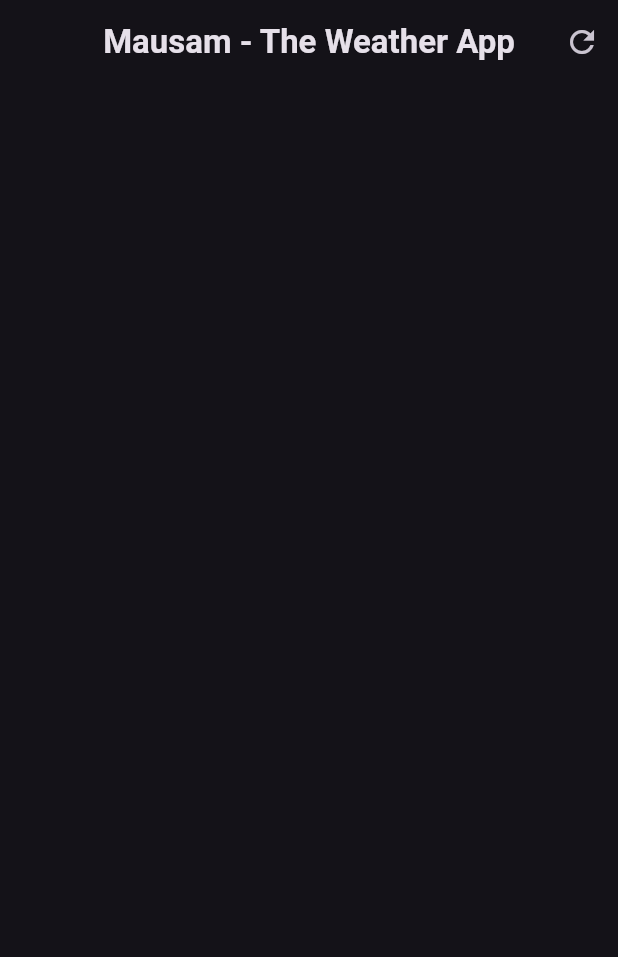
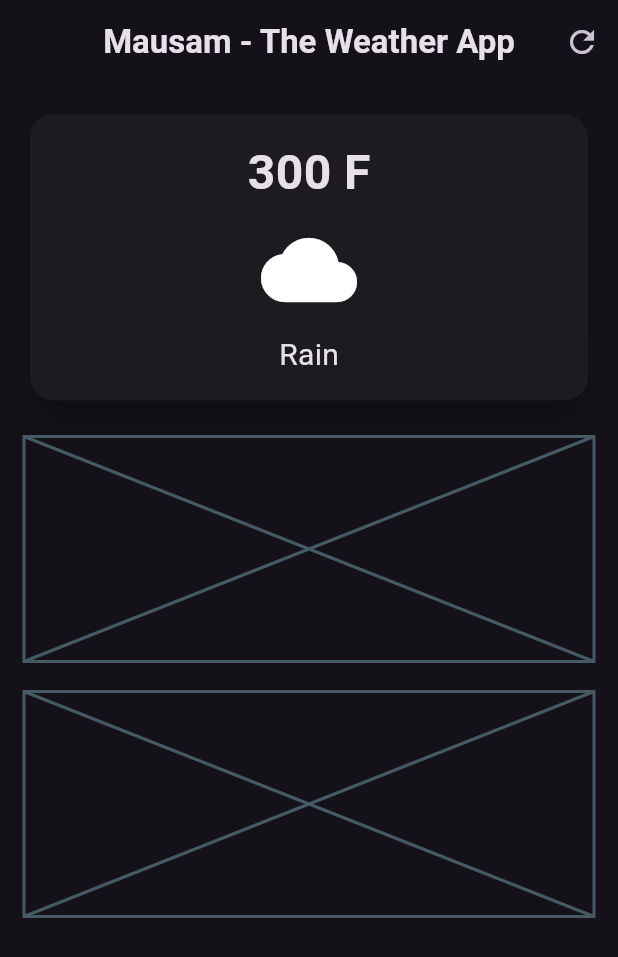
Before and after one commit to divyaanshupal/MAUSAM---Weather-Apk, a Flutter app: the screen it shows after launch, on a phone screen of 412 x 824 dp. Shown: the top 957 px of the screen. Run offline on Flutter 3.47's test engine with Material 3 defaults, Android fonts, the phone set to English and light mode, and no system bars.

Commit message:
made some changes in

```diff
--- a/lib/weather_screen.dart
+++ b/lib/weather_screen.dart
@@ -25,10 +25,57 @@ class WeatherScreen extends StatelessWidget {
       //here search section will come to search a city
 
       //main card
-      body: Column(
-        children: [
-          //main card
-        ],
+      body: Padding(
+        padding: const EdgeInsets.all(16.0),
+        child: Column(
+          children: [
+            //main card
+            SizedBox(
+              width: double.infinity,
+              child: Card(
+                elevation: 10,
+                shape: RoundedRectangleBorder(
+                  borderRadius: BorderRadius.circular(16),
+                ),
+                child: Padding(
+                  padding: const EdgeInsets.all(16.0),
+                  child: Column(
+                    children: [
+                      Text("300 F",
+                      style: TextStyle(
+                        fontSize: 32,
+                        fontWeight: FontWeight.bold
+                      ),
+                      ),
+                      SizedBox(height: 10,),
+                      Icon(Icons.cloud, size: 64,),
+                      SizedBox(height: 10,),
+                      Text("Rain",
+                      style: TextStyle(
+                        fontSize: 20,
+
+                      ),
+                      )
+                    ],
+                  ),
+                ),
+              ),
+            ),
+
+             const SizedBox(height: 20,),
+            //weather forcast cards
+            const Placeholder(
+              fallbackHeight: 150,
+            ),
+
+            const SizedBox(height: 20,),
+
+            const Placeholder(
+              fallbackHeight: 150,
+            ),
+
+          ],
+        ),
       ),
 
     );
```
